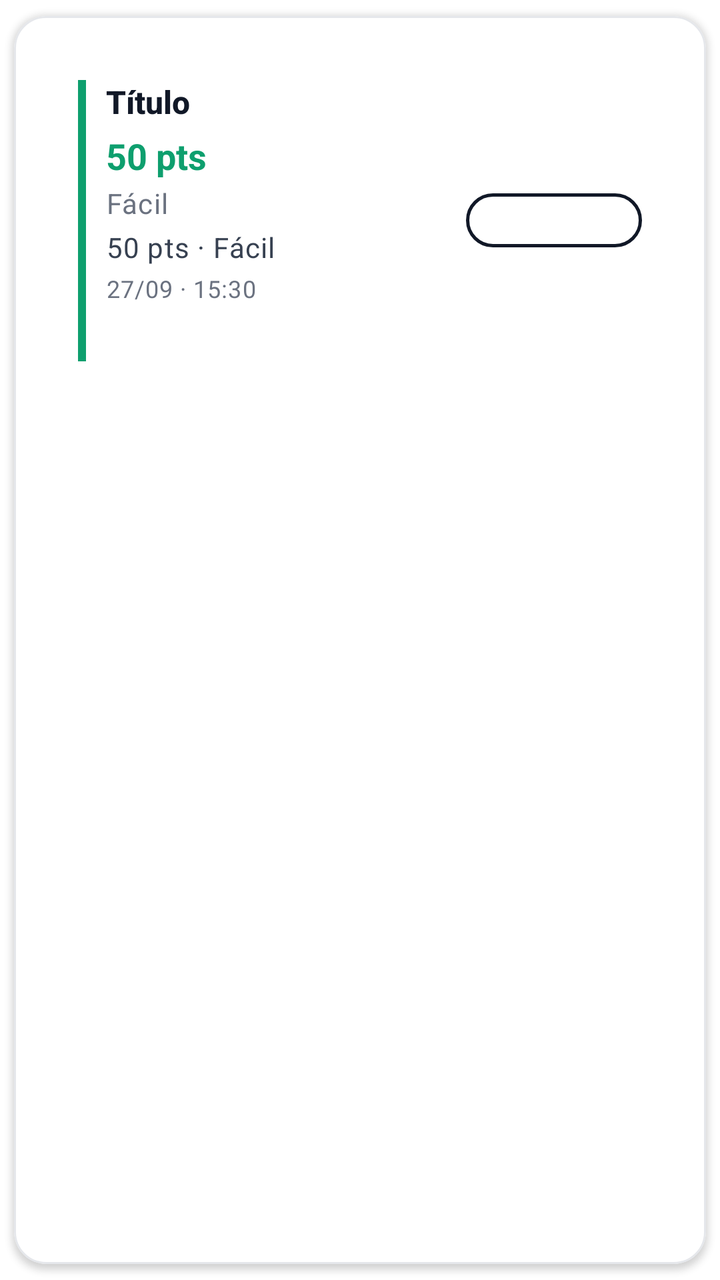
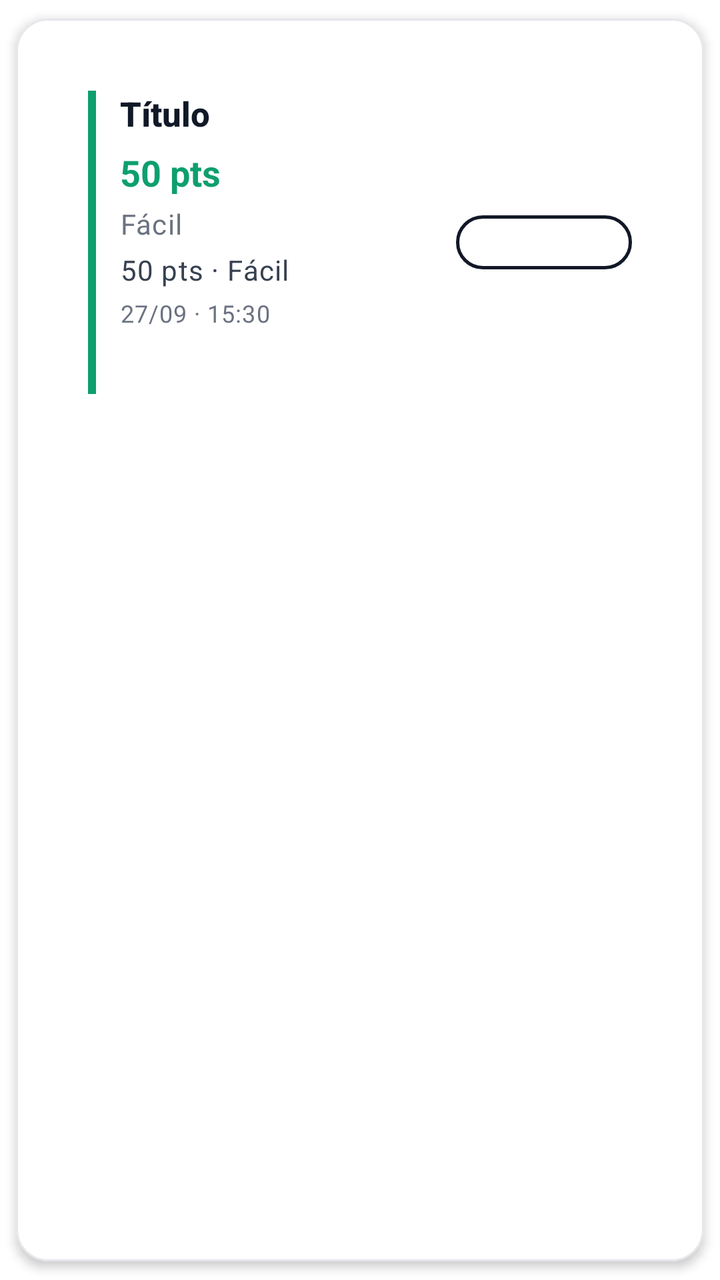

Before-and-after screenshots of an Android layout around one commit, followed by the original layout XML and the change that was made.
<!-- AndroidManifest.xml: application theme Theme.TFG -->
<!-- res/layout/item_tarea.xml -->
<?xml version="1.0" encoding="utf-8"?>
<com.google.android.material.card.MaterialCardView
    xmlns:android="http://schemas.android.com/apk/res/android"
    xmlns:app="http://schemas.android.com/apk/res-auto"
    android:id="@+id/cardRoot"
    android:layout_width="match_parent"
    android:layout_height="wrap_content"
    android:layout_marginHorizontal="@dimen/spacing_xs"
    android:layout_marginVertical="5dp"
    app:cardCornerRadius="@dimen/corner_radius_lg"
    app:cardElevation="@dimen/elevation_pressed"
    app:cardBackgroundColor="@color/superficie"
    app:strokeColor="@color/divisor"
    app:strokeWidth="@dimen/stroke_thin"
    app:rippleColor="@color/sombra_sutil">

    <LinearLayout
        android:layout_width="match_parent"
        android:layout_height="wrap_content"
        android:orientation="horizontal"
        android:padding="@dimen/spacing_lg"
        android:gravity="center_vertical"
        android:foreground="?attr/selectableItemBackground">

        
        <View
            android:id="@+id/vIndicator"
            android:layout_width="@dimen/indicator_dificultad_width"
            android:layout_height="match_parent"
            android:layout_marginEnd="10dp"
            android:minHeight="48dp"
            android:background="@color/primario"
            android:contentDescription="@string/cd_indicador_dificultad" />

        
        <LinearLayout
            android:layout_width="0dp"
            android:layout_height="wrap_content"
            android:layout_weight="1"
            android:orientation="vertical">

            <TextView
                android:id="@+id/tvTituloTarea"
                android:layout_width="wrap_content"
                android:layout_height="wrap_content"
                android:text="@string/titulo_tarea_ejemplo"
                android:textColor="@color/texto_principal"
                android:textStyle="bold"
                android:textSize="16sp"
                android:contentDescription="@string/titulo_tarea_ejemplo"
                android:textAppearance="@style/TextAppearance.TFG.Titulo" />

            <TextView
                android:id="@+id/tvPuntosTarea"
                android:layout_width="wrap_content"
                android:layout_height="wrap_content"
                android:text="@string/puntos_ejemplo"
                android:textColor="@color/primario"
                android:textSize="18sp"
                android:textStyle="bold"
                android:layout_marginTop="4dp" />

            <TextView
                android:id="@+id/tvDificultad"
                android:layout_width="wrap_content"
                android:layout_height="wrap_content"
                android:text="@string/dificultad_facil"
                android:textColor="@color/gris"
                android:textSize="14sp"
                android:layout_marginTop="2dp"
                android:textAppearance="@style/TextAppearance.TFG.Label" />

            <TextView
                android:id="@+id/tvMetaTarea"
                android:layout_width="wrap_content"
                android:layout_height="wrap_content"
                android:text="@string/meta_tarea_ejemplo"
                android:textColor="@color/texto_secundario"
                android:textSize="14sp"
                android:layout_marginTop="3dp"
                android:textAppearance="@style/TextAppearance.TFG.Label" />

            <TextView
                android:id="@+id/tvFechaHoraTarea"
                android:layout_width="wrap_content"
                android:layout_height="wrap_content"
                android:text="@string/fecha_hora_ejemplo"
                android:textColor="@color/gris"
                android:textSize="12sp"
                android:layout_marginTop="3dp"
                android:textAppearance="@style/TextAppearance.TFG.Label" />

            <TextView
                android:id="@+id/tvEstadoChip"
                android:layout_width="wrap_content"
                android:layout_height="wrap_content"
                android:text="@string/estado_ejemplo"
                android:textColor="@color/white"
                android:textSize="12sp"
                android:textStyle="bold"
                android:background="@drawable/bg_estado_chip"
                android:paddingHorizontal="10dp"
                android:paddingVertical="3dp"
                android:layout_marginTop="6dp" />

            <TextView
                android:id="@+id/tvAsignado"
                android:layout_width="wrap_content"
                android:layout_height="wrap_content"
                android:text="@string/asignado_por_defecto"
                android:textColor="@color/gris"
                android:textSize="11sp"
                android:layout_marginTop="3dp"
                android:visibility="gone"
                android:textAppearance="@style/TextAppearance.TFG.Label" />
        </LinearLayout>

        
        <com.google.android.material.button.MaterialButton
            android:id="@+id/btnAccionTarea"
            android:layout_width="wrap_content"
            android:layout_height="wrap_content"
            android:layout_marginStart="@dimen/spacing_sm"
            style="@style/Widget.TFG.Boton.Contorno"
            android:text=""
            android:textAllCaps="false"
            android:minHeight="36dp"
            android:contentDescription="@string/cd_boton_asignar" />

    </LinearLayout>

</com.google.android.material.card.MaterialCardView>
<!-- resources referenced by this layout -->
<resources>
  <color name="divisor">#E5E7EB</color>
  <color name="gris">#6B7280</color>
  <color name="primario">#0E9F6E</color>
  <color name="sombra_sutil">#1A000000</color>
  <color name="superficie">#FFFFFF</color>
  <color name="texto_principal">#111827</color>
  <color name="texto_secundario">#374151</color>
  <color name="white">#FFFFFF</color>
  <dimen name="corner_radius_lg">16dp</dimen>
  <dimen name="elevation_pressed">2dp</dimen>
  <dimen name="indicator_dificultad_width">4dp</dimen>
  <dimen name="spacing_lg">16dp</dimen>
  <dimen name="spacing_sm">8dp</dimen>
  <dimen name="spacing_xs">4dp</dimen>
  <dimen name="stroke_thin">1dp</dimen>
  <!-- drawable bg_estado_chip (drawable) -->
  <?xml version="1.0" encoding="utf-8"?>
  <shape xmlns:android="http://schemas.android.com/apk/res/android"
      android:shape="rectangle">
      <solid android:color="@color/white" />
      <corners android:radius="@dimen/corner_radius_pill" />
  </shape>
  <string name="asignado_por_defecto">Asignado a: -</string>
  <string name="cd_boton_asignar">Botón de asignar</string>
  <string name="cd_indicador_dificultad">Indicador de dificultad de la tarea</string>
  <string name="dificultad_facil">Fácil</string>
  <string name="estado_ejemplo">Pendiente</string>
  <string name="fecha_hora_ejemplo">27/09 · 15:30</string>
  <string name="meta_tarea_ejemplo">50 pts · Fácil</string>
  <string name="puntos_ejemplo">50 pts</string>
  <string name="titulo_tarea_ejemplo">Título</string>
  <style name="TextAppearance.TFG.Label" parent="TextAppearance.MaterialComponents.Caption">
          <item name="android:textColor">@color/texto_deshabilitado</item>
          <item name="android:textSize">12sp</item>
          <item name="android:letterSpacing">0.03</item>
      </style>
  <style name="TextAppearance.TFG.Titulo" parent="TextAppearance.MaterialComponents.Headline6">
          <item name="android:textColor">@color/texto_principal</item>
          <item name="android:textStyle">bold</item>
          <item name="android:textSize">20sp</item>
          <item name="android:letterSpacing">0</item>
      </style>
  <style name="Theme.TFG" parent="Tema.TFG.Moderno" />
  <dimen name="corner_radius_pill">100dp</dimen>
  <color name="texto_deshabilitado">#6B7280</color>
  <dimen name="button_min_height">48dp</dimen>
  <dimen name="stroke_normal">1.5dp</dimen>
  <dimen name="corner_radius_md">14dp</dimen>
  <color name="brand_100">#D6F2E6</color>
  <color name="primario_variant">#0A7D56</color>
  <color name="fondo">#FFFFFF</color>
  <color name="on_acento">#FFFFFF</color>
  <style name="TextAppearance.TFG.Cuerpo" parent="TextAppearance.MaterialComponents.Body1">
          <item name="android:textColor">@color/texto_secundario</item>
          <item name="android:textSize">14sp</item>
          <item name="android:lineSpacingMultiplier">1.2</item>
      </style>
  <style name="TextAppearance.TFG.Headline" parent="TextAppearance.MaterialComponents.Headline5">
          <item name="android:textColor">@color/texto_principal</item>
          <item name="android:textStyle">bold</item>
          <item name="android:textSize">24sp</item>
          <item name="android:letterSpacing">-0.01</item>
      </style>
  <dimen name="corner_radius_xl">20dp</dimen>
  <dimen name="elevation_default">1dp</dimen>
  <style name="TextAppearance.TFG.NavLabel" parent="TextAppearance.MaterialComponents.Caption">
          <item name="android:textSize">11sp</item>
          <item name="android:letterSpacing">0.02</item>
      </style>
  <!-- drawable bg_input_campo (drawable) -->
  <?xml version="1.0" encoding="utf-8"?>
  <shape xmlns:android="http://schemas.android.com/apk/res/android"
      android:shape="rectangle">
      <solid android:color="@color/superficie_variant" />
      <corners android:radius="14dp" />
      <stroke android:width="1dp" android:color="@color/divisor" />
  </shape>
  <color name="superficie_variant">#F9FAFB</color>
  <!-- unchanged entries left out for length: 5 -->
</resources>

<!-- the commit's change to res/layout/item_tarea.xml (unified diff, before → after) -->
@@ -6,9 +6,9 @@
     android:layout_width="match_parent"
     android:layout_height="wrap_content"
     android:layout_marginHorizontal="@dimen/spacing_xs"
-    android:layout_marginVertical="5dp"
+    android:layout_marginVertical="@dimen/spacing_sm"
     app:cardCornerRadius="@dimen/corner_radius_lg"
-    app:cardElevation="@dimen/elevation_pressed"
+    app:cardElevation="@dimen/elevation_card"
     app:cardBackgroundColor="@color/superficie"
     app:strokeColor="@color/divisor"
     app:strokeWidth="@dimen/stroke_thin"
@@ -18,7 +18,7 @@
         android:layout_width="match_parent"
         android:layout_height="wrap_content"
         android:orientation="horizontal"
-        android:padding="@dimen/spacing_lg"
+        android:padding="@dimen/spacing_xl"
         android:gravity="center_vertical"
         android:foreground="?attr/selectableItemBackground">
 
@@ -27,7 +27,7 @@
             android:id="@+id/vIndicator"
             android:layout_width="@dimen/indicator_dificultad_width"
             android:layout_height="match_parent"
-            android:layout_marginEnd="10dp"
+            android:layout_marginEnd="@dimen/spacing_md"
             android:minHeight="48dp"
             android:background="@color/primario"
             android:contentDescription="@string/cd_indicador_dificultad" />
@@ -46,7 +46,7 @@
                 android:text="@string/titulo_tarea_ejemplo"
                 android:textColor="@color/texto_principal"
                 android:textStyle="bold"
-                android:textSize="16sp"
+                android:textSize="17sp"
                 android:contentDescription="@string/titulo_tarea_ejemplo"
                 android:textAppearance="@style/TextAppearance.TFG.Titulo" />
 
@@ -58,7 +58,7 @@
                 android:textColor="@color/primario"
                 android:textSize="18sp"
                 android:textStyle="bold"
-                android:layout_marginTop="4dp" />
+                android:layout_marginTop="6dp" />
 
             <TextView
                 android:id="@+id/tvDificultad"
@@ -67,7 +67,7 @@
                 android:text="@string/dificultad_facil"
                 android:textColor="@color/gris"
                 android:textSize="14sp"
-                android:layout_marginTop="2dp"
+                android:layout_marginTop="@dimen/spacing_xs"
                 android:textAppearance="@style/TextAppearance.TFG.Label" />
 
             <TextView
@@ -77,7 +77,7 @@
                 android:text="@string/meta_tarea_ejemplo"
                 android:textColor="@color/texto_secundario"
                 android:textSize="14sp"
-                android:layout_marginTop="3dp"
+                android:layout_marginTop="@dimen/spacing_xs"
                 android:textAppearance="@style/TextAppearance.TFG.Label" />
 
             <TextView
@@ -87,7 +87,7 @@
                 android:text="@string/fecha_hora_ejemplo"
                 android:textColor="@color/gris"
                 android:textSize="12sp"
-                android:layout_marginTop="3dp"
+                android:layout_marginTop="@dimen/spacing_xs"
                 android:textAppearance="@style/TextAppearance.TFG.Label" />
 
             <TextView
@@ -99,9 +99,9 @@
                 android:textSize="12sp"
                 android:textStyle="bold"
                 android:background="@drawable/bg_estado_chip"
-                android:paddingHorizontal="10dp"
-                android:paddingVertical="3dp"
-                android:layout_marginTop="6dp" />
+                android:paddingHorizontal="@dimen/spacing_md"
+                android:paddingVertical="@dimen/spacing_xs"
+                android:layout_marginTop="@dimen/spacing_sm" />
 
             <TextView
                 android:id="@+id/tvAsignado"
@@ -110,7 +110,7 @@
                 android:text="@string/asignado_por_defecto"
                 android:textColor="@color/gris"
                 android:textSize="11sp"
-                android:layout_marginTop="3dp"
+                android:layout_marginTop="@dimen/spacing_xs"
                 android:visibility="gone"
                 android:textAppearance="@style/TextAppearance.TFG.Label" />
         </LinearLayout>
<!-- resource entries referenced after the edit -->
@@ -9,10 +9,12 @@
   <color name="texto_secundario">#374151</color>
   <color name="white">#FFFFFF</color>
   <dimen name="corner_radius_lg">16dp</dimen>
-  <dimen name="elevation_pressed">2dp</dimen>
+  <dimen name="elevation_card">3dp</dimen>
   <dimen name="indicator_dificultad_width">4dp</dimen>
+  <dimen name="spacing_md">12dp</dimen>
   <dimen name="spacing_lg">16dp</dimen>
   <dimen name="spacing_sm">8dp</dimen>
+  <dimen name="spacing_xl">20dp</dimen>
   <dimen name="spacing_xs">4dp</dimen>
   <dimen name="stroke_thin">1dp</dimen>
   <!-- drawable bg_estado_chip (drawable) -->
